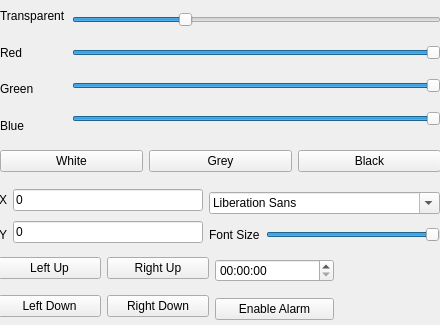
The window that ClocksSettings.ui (Roker2/ClocksOnWindows) describes before a commit, drawn with Qt 5.
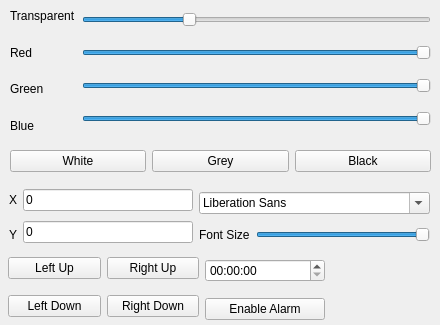
The same window after the commit. Icons and pictures are not drawn.

```diff
--- a/ClocksSettings.ui
+++ b/ClocksSettings.ui
@@ -23,9 +23,9 @@
   <widget class="QWidget" name="layoutWidget">
    <property name="geometry">
     <rect>
-     <x>0</x>
+     <x>10</x>
      <y>0</y>
-     <width>441</width>
+     <width>421</width>
      <height>141</height>
     </rect>
    </property>
@@ -126,9 +126,9 @@
   <widget class="QWidget" name="layoutWidget">
    <property name="geometry">
     <rect>
-     <x>0</x>
+     <x>10</x>
      <y>141</y>
-     <width>441</width>
+     <width>421</width>
      <height>40</height>
     </rect>
    </property>
@@ -159,9 +159,9 @@
   <widget class="QWidget" name="layoutWidget">
    <property name="geometry">
     <rect>
-     <x>-1</x>
+     <x>9</x>
      <y>185</y>
-     <width>441</width>
+     <width>421</width>
      <height>64</height>
     </rect>
    </property>
@@ -249,9 +249,9 @@
   <widget class="QWidget" name="layoutWidget">
    <property name="geometry">
     <rect>
-     <x>-2</x>
+     <x>8</x>
      <y>247</y>
-     <width>211</width>
+     <width>191</width>
      <height>80</height>
     </rect>
    </property>
@@ -294,12 +294,12 @@
     </item>
    </layout>
   </widget>
-  <widget class="QWidget" name="">
+  <widget class="QWidget" name="layoutWidget">
    <property name="geometry">
     <rect>
-     <x>215</x>
+     <x>205</x>
      <y>249</y>
-     <width>119</width>
+     <width>120</width>
      <height>81</height>
     </rect>
    </property>
```
